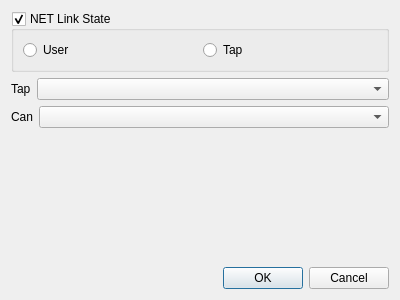
Qt form quard_star_tools/src/boardview/netselectbox.ui (QQxiaoming/quard_star_tutorial) before a commit.
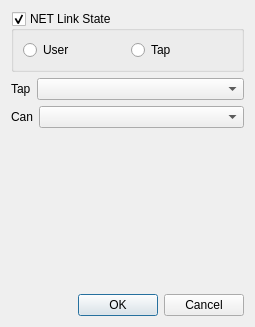
The same form after that commit.

Commit message: gui tools:fix more ui issue 2

Patch:
```diff
--- a/quard_star_tools/src/boardview/netselectbox.ui
+++ b/quard_star_tools/src/boardview/netselectbox.ui
@@ -6,8 +6,8 @@
    <rect>
     <x>0</x>
     <y>0</y>
-    <width>400</width>
-    <height>300</height>
+    <width>255</width>
+    <height>327</height>
    </rect>
   </property>
   <property name="windowTitle">
```
The commit also changes 2 other files.
